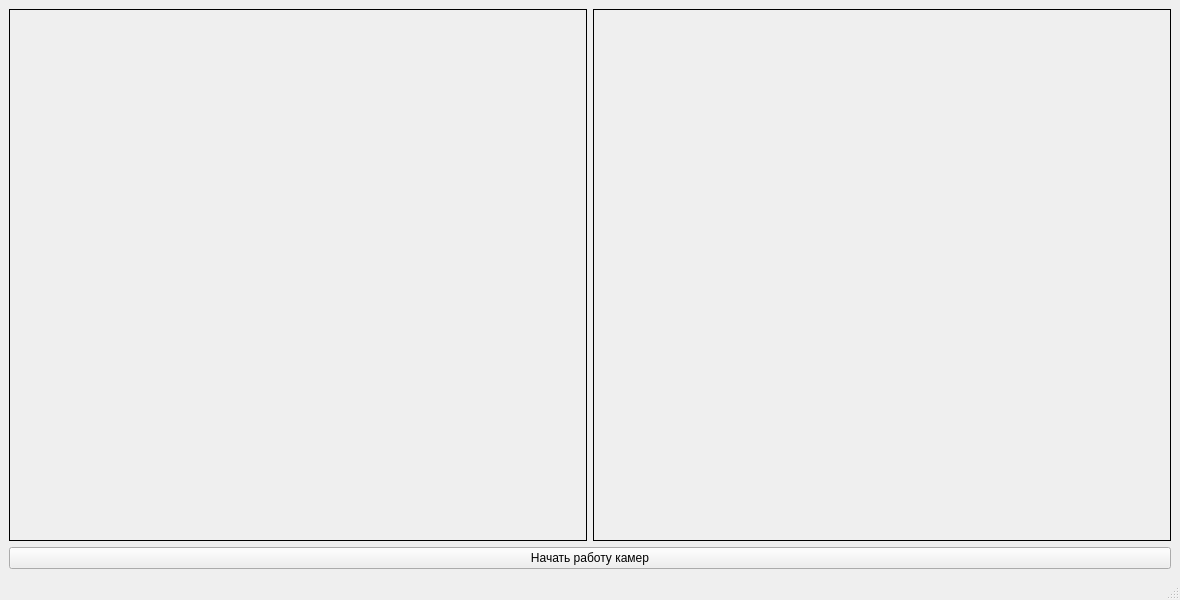
Above: BaslerWindow.ui from Lom-Karatist/BaslerTest before the change. Below: the same form after it.
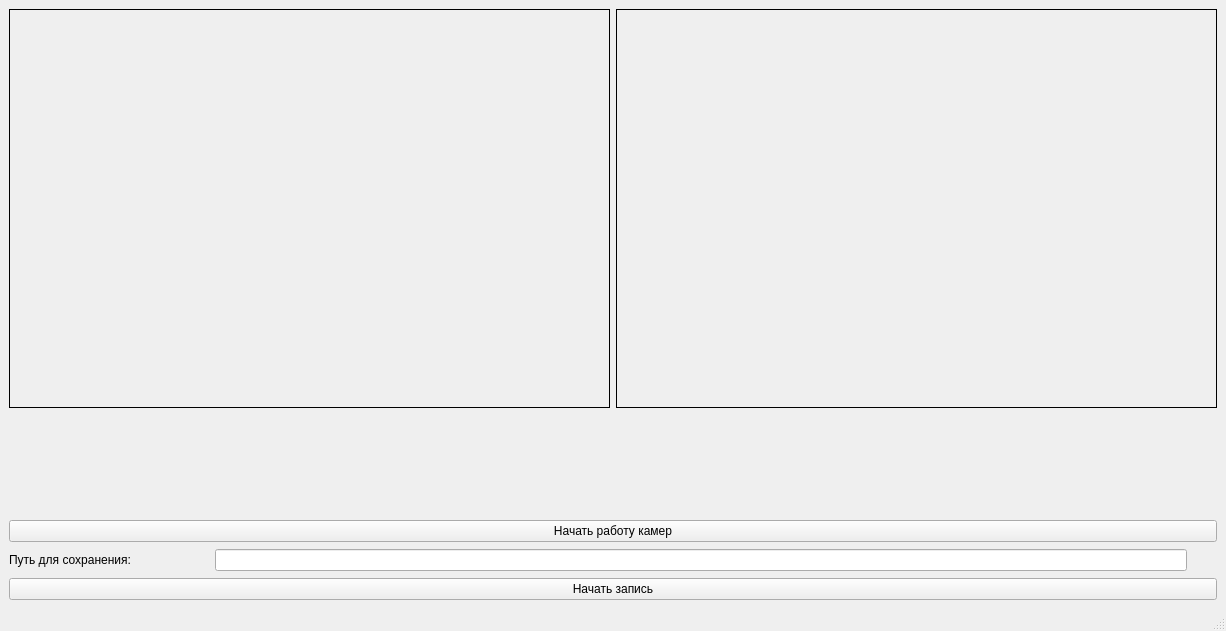
That is the form after the change. Icons and pictures are not drawn. Custom widgets are drawn as their Qt base class.

Commit message: Settings form were added to GUI

The edit to the form file:
```diff
--- a/BaslerWindow.ui
+++ b/BaslerWindow.ui
@@ -6,8 +6,8 @@
    <rect>
     <x>0</x>
     <y>0</y>
-    <width>1180</width>
-    <height>600</height>
+    <width>1226</width>
+    <height>631</height>
    </rect>
   </property>
   <property name="windowTitle">
@@ -27,7 +27,7 @@
         </property>
         <property name="minimumSize">
          <size>
-          <width>400</width>
+          <width>600</width>
           <height>300</height>
          </size>
         </property>
@@ -49,7 +49,7 @@
         </property>
         <property name="minimumSize">
          <size>
-          <width>400</width>
+          <width>600</width>
           <height>300</height>
          </size>
         </property>
@@ -63,6 +63,23 @@
       </item>
      </layout>
     </item>
+    <item>
+     <layout class="QHBoxLayout" name="horizontalLayout_2">
+      <item>
+       <widget class="BaslerSettingsForm" name="widgetOCSettings" native="true"/>
+      </item>
+      <item>
+       <widget class="BaslerSettingsForm" name="widgetHSSettings" native="true">
+        <property name="minimumSize">
+         <size>
+          <width>0</width>
+          <height>100</height>
+         </size>
+        </property>
+       </widget>
+      </item>
+     </layout>
+    </item>
     <item>
      <widget class="QPushButton" name="pushButtonStartStop">
       <property name="text">
@@ -70,6 +87,103 @@
       </property>
      </widget>
     </item>
+    <item>
+     <layout class="QHBoxLayout" name="horizontalLayoutSavingPath">
+      <item>
+       <widget class="QLabel" name="labelSavingText">
+        <property name="sizePolicy">
+         <sizepolicy hsizetype="Fixed" vsizetype="Preferred">
+          <horstretch>0</horstretch>
+          <verstretch>0</verstretch>
+         </sizepolicy>
+        </property>
+        <property name="minimumSize">
+         <size>
+          <width>200</width>
+          <height>0</height>
+         </size>
+        </property>
+        <property name="maximumSize">
+         <size>
+          <width>200</width>
+          <height>16777215</height>
+         </size>
+        </property>
+        <property name="text">
+         <string>Путь для сохранения:</string>
+        </property>
+       </widget>
+      </item>
+      <item>
+       <widget class="QLineEdit" name="lineEditSavingPath">
+        <property name="minimumSize">
+         <size>
+          <width>350</width>
+          <height>0</height>
+         </size>
+        </property>
+       </widget>
+      </item>
+      <item>
+       <widget class="QPushButton" name="pushButtonOpenFolderSaving">
+        <property name="sizePolicy">
+         <sizepolicy hsizetype="Fixed" vsizetype="Fixed">
+          <horstretch>0</horstretch>
+          <verstretch>0</verstretch>
+         </sizepolicy>
+        </property>
+        <property name="minimumSize">
+         <size>
+          <width>24</width>
+          <height>24</height>
+         </size>
+        </property>
+        <property name="maximumSize">
+         <size>
+          <width>24</width>
+          <height>24</height>
+         </size>
+        </property>
+        <property name="focusPolicy">
+         <enum>Qt::NoFocus</enum>
+        </property>
+        <property name="toolTip">
+         <string>&lt;html&gt;&lt;head/&gt;&lt;body&gt;&lt;p&gt;&lt;span style=&quot; font-size:12pt;&quot;&gt;Открыть проводник для выбора файла&lt;/span&gt;&lt;/p&gt;&lt;/body&gt;&lt;/html&gt;</string>
+        </property>
+        <property name="styleSheet">
+         <string notr="true">#pushButtonOpenFolderSaving{
+background-image: url(:/Icons/folder.png);
+background-repeat: none;
+border:none;
+}
+#pushButtonOpenFolderSaving:pressed{
+
+	
+	border-image: url(:/Icons/folder_pressed.png);
+	
+
+	
+}
+#pushButtonOpenFolderSaving:hover{
+
+	background-image: url(:/Icons/folder_hover.png);
+
+}</string>
+        </property>
+        <property name="text">
+         <string/>
+        </property>
+       </widget>
+      </item>
+     </layout>
+    </item>
+    <item>
+     <widget class="QPushButton" name="pushButton">
+      <property name="text">
+       <string>Начать запись</string>
+      </property>
+     </widget>
+    </item>
    </layout>
   </widget>
   <widget class="QMenuBar" name="menubar">
@@ -84,6 +198,14 @@
   </widget>
   <widget class="QStatusBar" name="statusbar"/>
  </widget>
+ <customwidgets>
+  <customwidget>
+   <class>BaslerSettingsForm</class>
+   <extends>QWidget</extends>
+   <header>BaslerSettingsForm.h</header>
+   <container>1</container>
+  </customwidget>
+ </customwidgets>
  <resources/>
  <connections/>
 </ui>
```
Left out of the diff: 2 changed lines with no effect on the pictures. The commit also changes 18 other files.
